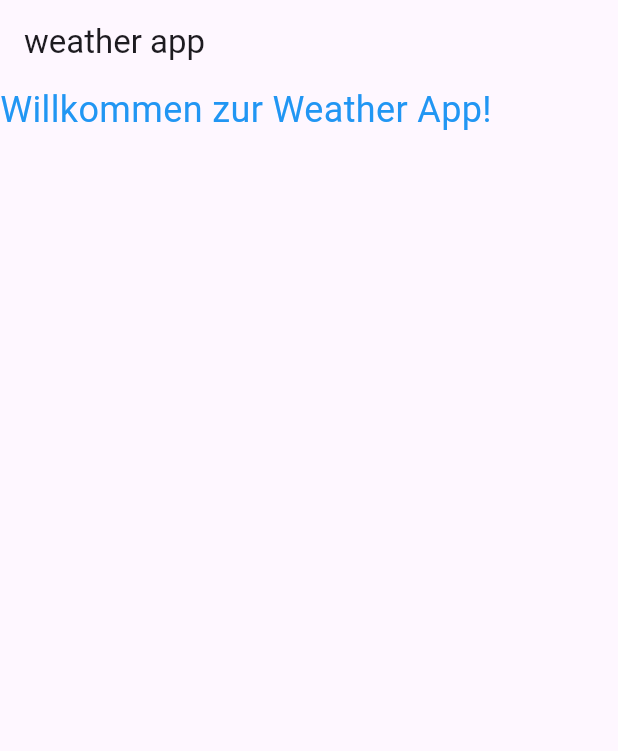
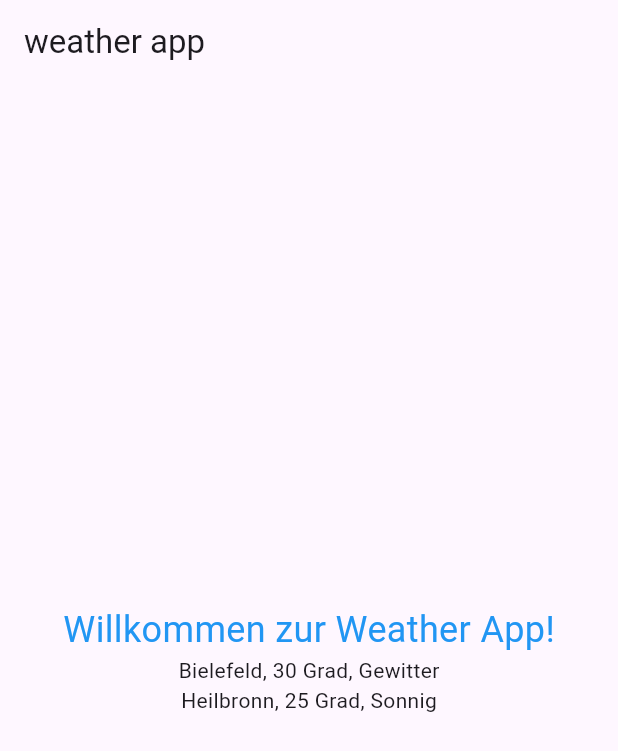
Before and after one commit to dianalibrecht/simple_weather_app, a Flutter app: the screen it shows after launch, on a phone screen of 412 x 824 dp. Shown: the top 751 px of the screen. Run offline on Flutter 3.47's test engine with Material 3 defaults, Android fonts, the phone set to English and light mode, and no system bars.

Commit message:
added Center

```diff
--- a/lib/main.dart
+++ b/lib/main.dart
@@ -24,13 +24,20 @@ class WeatherApp extends StatelessWidget {
       appBar: AppBar(
         title: const Text("weather app"),
       ),
-      body: Container(
-        child: const Text(
-          "Willkommen zur Weather App!",
-          style: TextStyle(
-            color: Colors.blue,
-            fontSize: 24,
-          ),
+      body: Center(
+        child: const Column(
+          mainAxisAlignment: MainAxisAlignment.center,
+          children: [
+            Text(
+              "Willkommen zur Weather App!",
+              style: TextStyle(
+                color: Colors.blue,
+                fontSize: 24,
+              ),
+            ),
+            Text("Bielefeld, 30 Grad, Gewitter"),
+            Text("Heilbronn, 25 Grad, Sonnig"),
+          ],
         ),
       ),
     );
```
